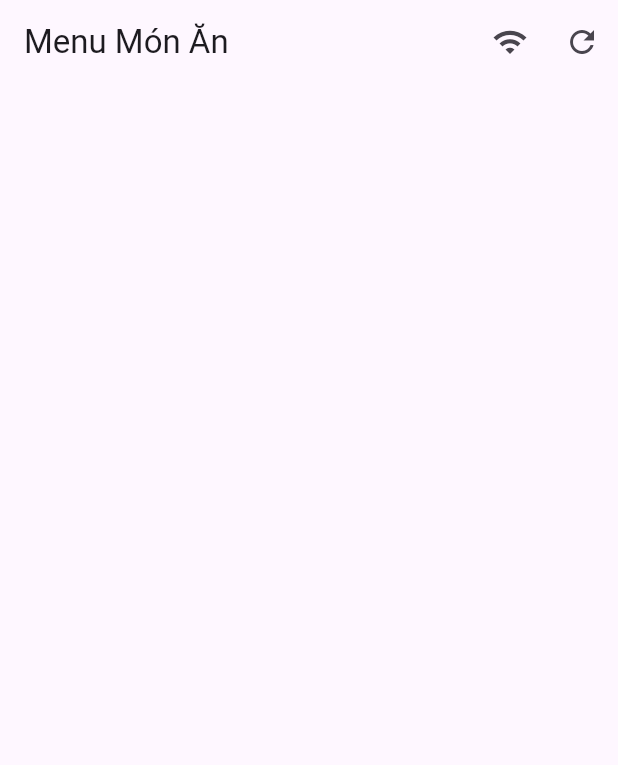
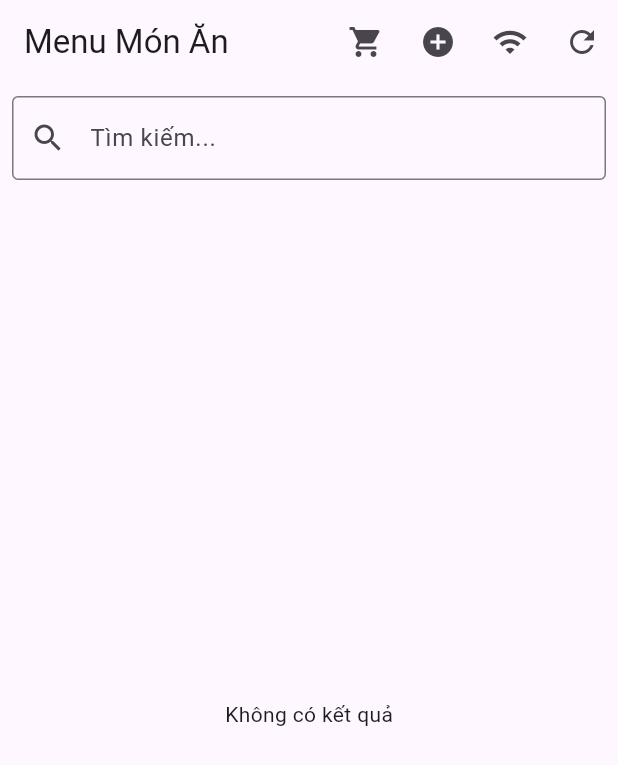
Before and after one commit to HelloNeighbor2311/Cuisine_app, a Flutter app: the screen it shows after launch, on a phone screen of 412 x 824 dp. Shown: the top 765 px of the screen. Run offline on Flutter 3.47's test engine with Material 3 defaults, Android fonts, the phone set to English and light mode, and no system bars; our stand-ins replace cloud_firestore, firebase_core; accounts and stored records are empty.

Commit message:
Add cart and snapshoot

```diff
--- a/lib/screens/home_screen.dart
+++ b/lib/screens/home_screen.dart
@@ -2,6 +2,7 @@ import 'package:flutter/material.dart';
 import '../models/food.dart';
 import '../services/firestore_service.dart';
 import '../widgets/food_card.dart';
+import 'cart_screen.dart';
 
 class HomeScreen extends StatefulWidget {
   const HomeScreen({super.key});
@@ -13,6 +14,8 @@ class HomeScreen extends StatefulWidget {
 class _HomeScreenState extends State<HomeScreen> {
   final FirestoreService _service = FirestoreService();
   List<Food> _foods = [];
+  List<Food> _cart = [];
+  String _searchQuery = '';
   bool _loading = true;
   String? _error;
   bool _simulateError = false;
@@ -30,12 +33,15 @@ class _HomeScreenState extends State<HomeScreen> {
     });
 
     try {
+      debugPrint('[HomeScreen] Fetching foods...');
       final list = await _service.fetchFoods(simulateError: _simulateError);
+      debugPrint('[HomeScreen] Fetched ${list.length} foods');
       setState(() {
         _foods = list;
         _loading = false;
       });
     } catch (e) {
+      debugPrint('[HomeScreen] Error loading foods: $e');
       setState(() {
         _error = e.toString();
         _loading = false;
@@ -45,10 +51,71 @@ class _HomeScreenState extends State<HomeScreen> {
 
   @override
   Widget build(BuildContext context) {
+    final filtered = _searchQuery.isEmpty
+        ? _foods
+        : _foods
+              .where(
+                (f) =>
+                    f.name.toLowerCase().contains(_searchQuery.toLowerCase()),
+              )
+              .toList();
     return Scaffold(
       appBar: AppBar(
         title: const Text('Menu Món Ăn'),
         actions: [
+          IconButton(
+            tooltip: 'Giỏ hàng',
+            icon: Stack(
+              children: [
+                const Icon(Icons.shopping_cart),
+                if (_cart.isNotEmpty)
+                  Positioned(
+                    right: 0,
+                    child: CircleAvatar(
+                      radius: 8,
+                      backgroundColor: Colors.red,
+                      child: Text(
+                        '${_cart.length}',
+                        style: const TextStyle(
+                          fontSize: 10,
+                          color: Colors.white,
+                        ),
+                      ),
+                    ),
+                  ),
+              ],
+            ),
+            onPressed: () async {
+              await Navigator.of(context).push(
+                MaterialPageRoute(
+                  builder: (_) => CartScreen(
+                    cart: List.from(_cart),
+                    onRemove: (item) {
+                      setState(() => _cart.remove(item));
+                    },
+                  ),
+                ),
+              );
+            },
+          ),
+          IconButton(
+            tooltip: 'Add sample data',
+            icon: const Icon(Icons.add_circle),
+            onPressed: () async {
+              try {
+                await _service.addSampleFoods();
+                ScaffoldMessenger.of(context).showSnackBar(
+                  const SnackBar(content: Text('Sample foods added!')),
+                );
+                await Future.delayed(const Duration(milliseconds: 500));
+                _loadFoods();
+              } catch (e) {
+                ScaffoldMessenger.of(
+                  context,
+                ).showSnackBar(SnackBar(content: Text('Error: $e')));
+              }
+            },
+          ),
           IconButton(
             tooltip: 'Simulate error',
             icon: Icon(_simulateError ? Icons.wifi_off : Icons.wifi),
@@ -103,12 +170,48 @@ class _HomeScreenState extends State<HomeScreen> {
           }
 
           // Success
-          return ListView.builder(
-            padding: const EdgeInsets.symmetric(vertical: 8),
-            itemCount: _foods.length,
-            itemBuilder: (context, index) {
-              return FoodCard(food: _foods[index]);
-            },
+          return Column(
+            children: [
+              Padding(
+                padding: const EdgeInsets.all(8.0),
+                child: TextField(
+                  decoration: const InputDecoration(
+                    prefixIcon: Icon(Icons.search),
+                    hintText: 'Tìm kiếm...',
+                    border: OutlineInputBorder(),
+                  ),
+                  onChanged: (v) {
+                    setState(() => _searchQuery = v);
+                  },
+                ),
+              ),
+              Expanded(
+                child: filtered.isEmpty
+                    ? const Center(child: Text('Không có kết quả'))
+                    : ListView.builder(
+                        padding: const EdgeInsets.symmetric(vertical: 8),
+                        itemCount: filtered.length,
+                        itemBuilder: (context, index) {
+                          final food = filtered[index];
+                          return FoodCard(
+                            food: food,
+                            onAddToCart: () {
+                              setState(() {
+                                _cart.add(food);
+                              });
+                              ScaffoldMessenger.of(context).showSnackBar(
+                                SnackBar(
+                                  content: Text(
+                                    '${food.name} đã được thêm vào giỏ',
+                                  ),
+                                ),
+                              );
+                            },
+                          );
+                        },
+                      ),
+              ),
+            ],
           );
         },
       ),
```
Also changed, not shown: lib/screens/cart_screen.dart (added, +71 -0 lines), lib/services/firestore_service.dart (+42 -0 lines), lib/widgets/food_card.dart (+10 -1 lines).
